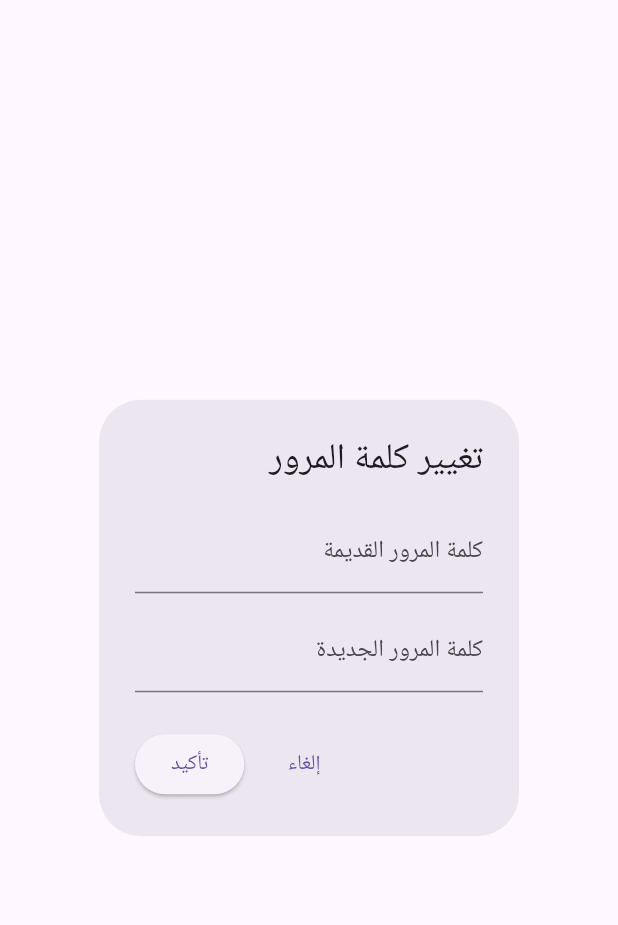
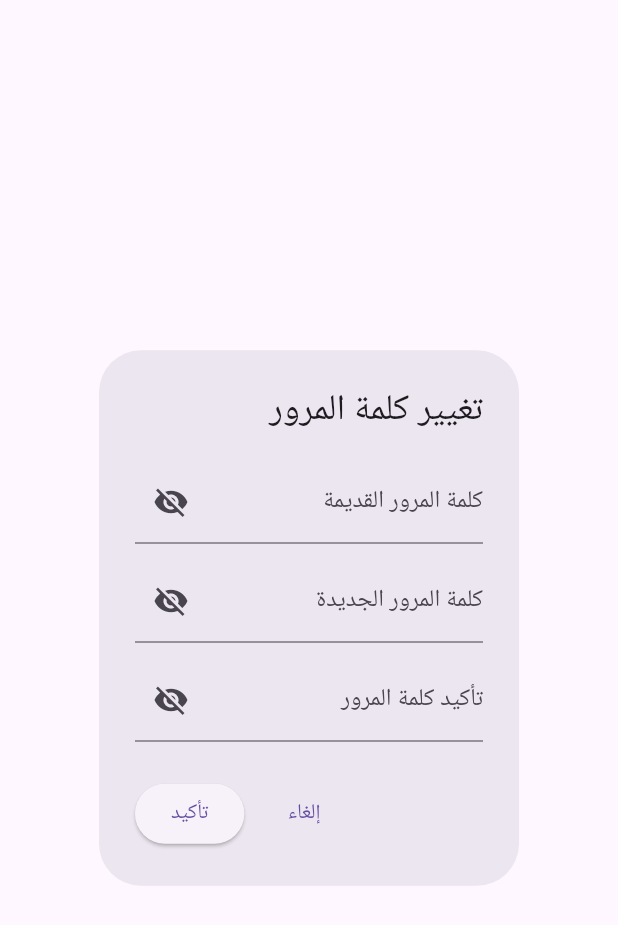
Before and after one commit to SuzanAqraa/Matbakhna_App, a Flutter app: the ChangePasswordDialog widget shown alone on an empty page, opened directly, on a phone screen of 412 x 824 dp. Shown: the top 925 px of the screen. Run offline on Flutter 3.47's test engine with Material 3 defaults, Android fonts, the phone set to English and light mode, and no system bars; our stand-ins replace cached_network_image, cloud_firestore, firebase_auth, firebase_core, image_picker, youtube_player_flutter; accounts and stored records are empty; network calls fail.

Commit message:
separate view and controller logic in ChangePasswordDialog

```diff
--- a/lib/views/widgets/profile/change_password_dialog.dart
+++ b/lib/views/widgets/profile/change_password_dialog.dart
@@ -1,7 +1,7 @@
-import 'package:firebase_auth/firebase_auth.dart';
 import 'package:flutter/material.dart';
-
 import '../../../core/utils/spaces.dart';
+import '../../../repositories/change_password_controller.dart';
+import '../../../core/validators/password_validators.dart';
 
 class ChangePasswordDialog extends StatefulWidget {
   const ChangePasswordDialog({super.key});
@@ -11,14 +11,19 @@ class ChangePasswordDialog extends StatefulWidget {
 }
 
 class _ChangePasswordDialogState extends State<ChangePasswordDialog> {
-  final TextEditingController oldPasswordController = TextEditingController();
-  final TextEditingController newPasswordController = TextEditingController();
+  final oldPasswordController = TextEditingController();
+  final newPasswordController = TextEditingController();
+  final confirmPasswordController = TextEditingController();
 
   final _formKey = GlobalKey<FormState>();
+  final ChangePasswordController _controller = ChangePasswordController();
+
   bool isLoading = false;
   String? errorMessage;
 
-  final user = FirebaseAuth.instance.currentUser;
+  bool _obscureOld = true;
+  bool _obscureNew = true;
+  bool _obscureConfirm = true;
 
   Future<void> _changePassword() async {
     if (!_formKey.currentState!.validate()) return;
@@ -28,55 +33,24 @@ class _ChangePasswordDialogState extends State<ChangePasswordDialog> {
       errorMessage = null;
     });
 
-    final oldPassword = oldPasswordController.text.trim();
-    final newPassword = newPasswordController.text.trim();
+    final error = await _controller.changePassword(
+      oldPassword: oldPasswordController.text.trim(),
+      newPassword: newPasswordController.text.trim(),
+    );
 
-    try {
-      final cred = EmailAuthProvider.credential(
-        email: user!.email!,
-        password: oldPassword,
-      );
-      await user!.reauthenticateWithCredential(cred);
-
-      if (oldPassword == newPassword) {
-        setState(() {
-          errorMessage = 'كلمة المرور الجديدة يجب أن تختلف عن القديمة';
-          isLoading = false;
-        });
-        return;
-      }
-
-      await user!.updatePassword(newPassword);
-
+    if (error == null) {
       if (mounted) {
         Navigator.of(context).pop();
         ScaffoldMessenger.of(context).showSnackBar(
           const SnackBar(content: Text('تم تغيير كلمة المرور بنجاح')),
         );
       }
-    } on FirebaseAuthException catch (e) {
-      String message = 'حدث خطأ أثناء التحقق';
-      if (e.code == 'wrong-password') {
-        message = 'كلمة السر القديمة غير صحيحة';
-      } else if (e.code == 'invalid-credential') {
-        message = 'بيانات التحقق غير صحيحة. تأكد من كلمة المرور القديمة.';
     } else {
-        message = e.message ?? message;
-      }
       setState(() {
-        errorMessage = message;
+        errorMessage = error;
         isLoading = false;
       });
     }
-  }
-
-  String? _validateNewPassword(String? value) {
-    if (value == null || value.isEmpty) return 'يرجى إدخال كلمة المرور الجديدة';
-    if (value.length < 8) return 'يجب أن تكون كلمة المرور 8 أحرف على الأقل';
-    if (!RegExp(r'[A-Z]').hasMatch(value)) return 'يجب أن تحتوي على حرف كبير';
-    if (!RegExp(r'[!@#\$&*~%^]').hasMatch(value))
-      return 'يجب أن تحتوي على رمز مثل @ أو #';
-    return null;
   }
 
   @override
@@ -85,41 +59,58 @@ class _ChangePasswordDialogState extends State<ChangePasswordDialog> {
       title: const Text('تغيير كلمة المرور'),
       content: Form(
         key: _formKey,
+        child: SingleChildScrollView(
           child: Column(
             mainAxisSize: MainAxisSize.min,
             children: [
               TextFormField(
                 controller: oldPasswordController,
-              obscureText: true,
-              decoration: const InputDecoration(
+                obscureText: _obscureOld,
+                decoration: InputDecoration(
                   labelText: 'كلمة المرور القديمة',
+                  suffixIcon: IconButton(
+                    icon: Icon(_obscureOld ? Icons.visibility_off : Icons.visibility),
+                    onPressed: () => setState(() => _obscureOld = !_obscureOld),
                   ),
-              validator:
-                  (value) =>
-                      value == null || value.isEmpty
-                          ? 'يرجى إدخال كلمة المرور القديمة'
-                          : null,
+                ),
+                validator: PasswordValidators.validateOldPassword,
               ),
               Spaces.verticalSpacing(10),
               TextFormField(
                 controller: newPasswordController,
-              obscureText: true,
-              decoration: const InputDecoration(
+                obscureText: _obscureNew,
+                decoration: InputDecoration(
                   labelText: 'كلمة المرور الجديدة',
+                  suffixIcon: IconButton(
+                    icon: Icon(_obscureNew ? Icons.visibility_off : Icons.visibility),
+                    onPressed: () => setState(() => _obscureNew = !_obscureNew),
                   ),
-              validator: _validateNewPassword,
+                ),
+                validator: PasswordValidators.validateNewPassword,
+              ),
+              Spaces.verticalSpacing(10),
+              TextFormField(
+                controller: confirmPasswordController,
+                obscureText: _obscureConfirm,
+                decoration: InputDecoration(
+                  labelText: 'تأكيد كلمة المرور',
+                  suffixIcon: IconButton(
+                    icon: Icon(_obscureConfirm ? Icons.visibility_off : Icons.visibility),
+                    onPressed: () => setState(() => _obscureConfirm = !_obscureConfirm),
+                  ),
+                ),
+                validator: (value) =>
+                    PasswordValidators.validateConfirmPassword(value, newPasswordController.text),
               ),
               if (errorMessage != null) ...[
                 Spaces.verticalSpacing(12),
                 Text(
                   errorMessage!,
-                style: const TextStyle(
-                  color: Colors.red,
-                  fontWeight: FontWeight.bold,
-                ),
+                  style: const TextStyle(color: Colors.red, fontWeight: FontWeight.bold),
                 ),
               ],
             ],
+          ),
         ),
       ),
       actions: [
@@ -129,8 +120,7 @@ class _ChangePasswordDialogState extends State<ChangePasswordDialog> {
         ),
         ElevatedButton(
           onPressed: isLoading ? null : _changePassword,
-          child:
-              isLoading
+          child: isLoading
               ? const SizedBox(
             height: 20,
             width: 20,
```
Also changed, not shown: lib/repositories/change_password_controller.dart (added, +38 -0 lines). Lines whose indentation alone changed are shown as unchanged.
